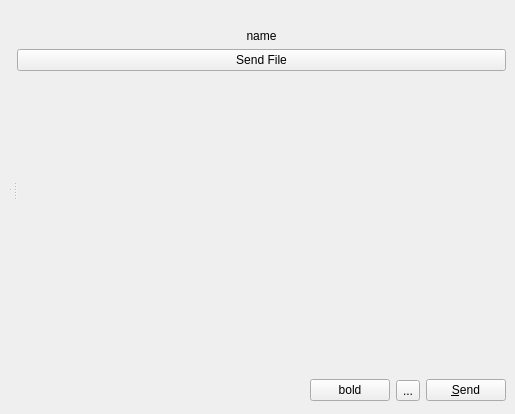
This is widgets/chatwidget.ui in xmpp-graveyard/jabbim as Qt 5 draws it before an edit. The edited form follows.
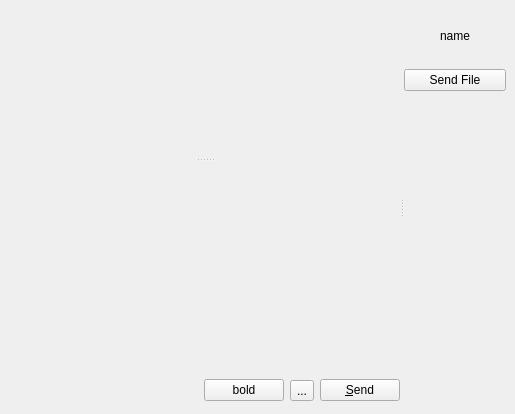
This is the edited form. Icons and pictures are not drawn.

Commit message: preskladani chat okna, pridani selfAvataru do chatokna

What changed in the file:
```diff
--- a/widgets/chatwidget.ui
+++ b/widgets/chatwidget.ui
@@ -22,30 +22,7 @@
    <property name="spacing" >
     <number>6</number>
    </property>
-   <item row="1" column="2" >
-    <widget class="QPushButton" name="boldButton" >
-     <property name="text" >
-      <string>bold</string>
-     </property>
-     <property name="checkable" >
-      <bool>true</bool>
-     </property>
-    </widget>
-   </item>
-   <item row="1" column="1" >
-    <spacer>
-     <property name="orientation" >
-      <enum>Qt::Horizontal</enum>
-     </property>
-     <property name="sizeHint" >
-      <size>
-       <width>301</width>
-       <height>29</height>
-      </size>
-     </property>
-    </spacer>
-   </item>
-   <item row="0" column="0" colspan="4" >
+   <item row="0" column="0" >
     <widget class="QSplitter" name="splitter_2" >
      <property name="orientation" >
       <enum>Qt::Horizontal</enum>
@@ -62,13 +39,106 @@
         </size>
        </property>
       </widget>
-      <widget class="QWidget" native="1" name="lineWidget" >
-       <property name="minimumSize" >
-        <size>
-         <width>0</width>
-         <height>10</height>
-        </size>
-       </property>
+      <widget class="QWidget" name="" >
+       <layout class="QVBoxLayout" >
+        <property name="margin" >
+         <number>0</number>
+        </property>
+        <property name="spacing" >
+         <number>6</number>
+        </property>
+        <item>
+         <layout class="QHBoxLayout" >
+          <property name="margin" >
+           <number>0</number>
+          </property>
+          <property name="spacing" >
+           <number>6</number>
+          </property>
+          <item>
+           <widget class="QLabel" name="selfAvatar" >
+            <property name="sizePolicy" >
+             <sizepolicy>
+              <hsizetype>1</hsizetype>
+              <vsizetype>1</vsizetype>
+              <horstretch>0</horstretch>
+              <verstretch>0</verstretch>
+             </sizepolicy>
+            </property>
+            <property name="text" >
+             <string/>
+            </property>
+           </widget>
+          </item>
+          <item>
+           <widget class="QWidget" native="1" name="lineWidget" >
+            <property name="minimumSize" >
+             <size>
+              <width>0</width>
+              <height>10</height>
+             </size>
+            </property>
+           </widget>
+          </item>
+         </layout>
+        </item>
+        <item>
+         <layout class="QHBoxLayout" >
+          <property name="margin" >
+           <number>0</number>
+          </property>
+          <property name="spacing" >
+           <number>6</number>
+          </property>
+          <item>
+           <spacer>
+            <property name="orientation" >
+             <enum>Qt::Horizontal</enum>
+            </property>
+            <property name="sizeHint" >
+             <size>
+              <width>111</width>
+              <height>29</height>
+             </size>
+            </property>
+           </spacer>
+          </item>
+          <item>
+           <widget class="QPushButton" name="boldButton" >
+            <property name="text" >
+             <string>bold</string>
+            </property>
+            <property name="checkable" >
+             <bool>true</bool>
+            </property>
+           </widget>
+          </item>
+          <item>
+           <widget class="QToolButton" name="smileys" >
+            <property name="text" >
+             <string>...</string>
+            </property>
+            <property name="icon" >
+             <iconset>images/22x22/emotes/biggrin.png</iconset>
+            </property>
+            <property name="checkable" >
+             <bool>true</bool>
+            </property>
+            <property name="popupMode" >
+             <enum>QToolButton::InstantPopup</enum>
+            </property>
+           </widget>
+          </item>
+          <item>
+           <widget class="QPushButton" name="sendButton" >
+            <property name="text" >
+             <string>&amp;Send</string>
+            </property>
+           </widget>
+          </item>
+         </layout>
+        </item>
+       </layout>
       </widget>
      </widget>
      <widget class="QWidget" name="layoutWidget" >
@@ -102,6 +172,13 @@
          </property>
         </widget>
        </item>
+       <item>
+        <widget class="QLabel" name="chatstate" >
+         <property name="text" >
+          <string/>
+         </property>
+        </widget>
+       </item>
        <item>
         <widget class="QPushButton" name="sendFile" >
          <property name="text" >
@@ -126,46 +203,6 @@
      </widget>
     </widget>
    </item>
-   <item row="1" column="3" >
-    <layout class="QHBoxLayout" >
-     <property name="margin" >
-      <number>0</number>
-     </property>
-     <property name="spacing" >
-      <number>6</number>
-     </property>
-     <item>
-      <widget class="QToolButton" name="smileys" >
-       <property name="text" >
-        <string>...</string>
-       </property>
-       <property name="icon" >
-        <iconset>images/22x22/emotes/biggrin.png</iconset>
-       </property>
-       <property name="checkable" >
-        <bool>true</bool>
-       </property>
-       <property name="popupMode" >
-        <enum>QToolButton::InstantPopup</enum>
-       </property>
-      </widget>
-     </item>
-     <item>
-      <widget class="QPushButton" name="sendButton" >
-       <property name="text" >
-        <string>&amp;Send</string>
-       </property>
-      </widget>
-     </item>
-    </layout>
-   </item>
-   <item row="1" column="0" >
-    <widget class="QLabel" name="chatstate" >
-     <property name="text" >
-      <string/>
-     </property>
-    </widget>
-   </item>
   </layout>
  </widget>
  <resources/>
```
The commit also changes 3 other files.
